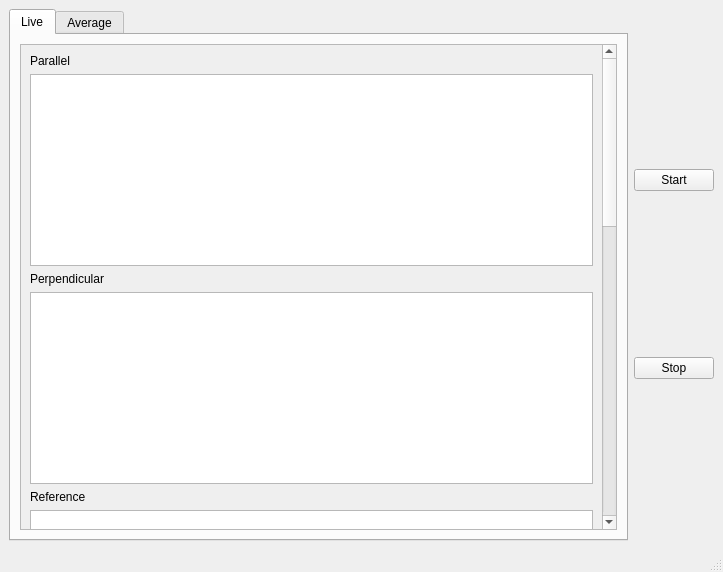
The window that ns_app.ui (zmitchell/ns_trcd) describes before a commit, drawn with Qt 5.
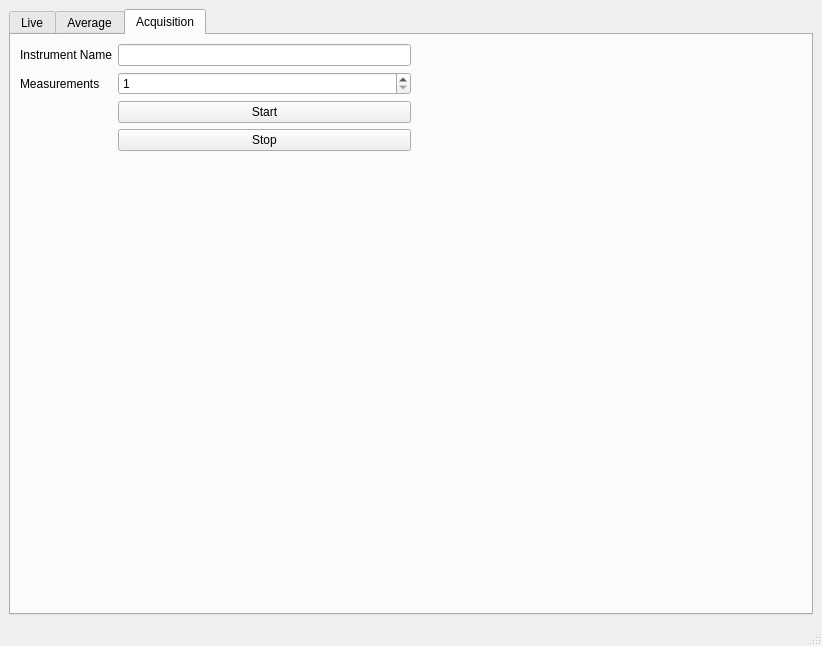
The same window after the commit. The open tabs and pages were chosen to show the change. Custom widgets are drawn as their Qt base class.

```diff
--- a/ns_app.ui
+++ b/ns_app.ui
@@ -6,8 +6,8 @@
    <rect>
     <x>0</x>
     <y>0</y>
-    <width>723</width>
-    <height>572</height>
+    <width>822</width>
+    <height>646</height>
    </rect>
   </property>
   <property name="windowTitle">
@@ -37,8 +37,8 @@
               <rect>
                <x>0</x>
                <y>0</y>
-               <width>577</width>
-               <height>1316</height>
+               <width>751</width>
+               <height>2264</height>
               </rect>
              </property>
              <layout class="QVBoxLayout" name="verticalLayout_7">
@@ -60,11 +60,17 @@
                 <item>
                  <widget class="PlotWidget" name="live_par_graph">
                   <property name="sizePolicy">
-                   <sizepolicy hsizetype="Expanding" vsizetype="Fixed">
+                   <sizepolicy hsizetype="Expanding" vsizetype="Preferred">
                     <horstretch>0</horstretch>
                     <verstretch>0</verstretch>
                    </sizepolicy>
                   </property>
+                  <property name="minimumSize">
+                   <size>
+                    <width>0</width>
+                    <height>350</height>
+                   </size>
+                  </property>
                  </widget>
                 </item>
                 <item>
@@ -77,11 +83,17 @@
                 <item>
                  <widget class="PlotWidget" name="live_perp_graph">
                   <property name="sizePolicy">
-                   <sizepolicy hsizetype="Expanding" vsizetype="Fixed">
+                   <sizepolicy hsizetype="Expanding" vsizetype="Preferred">
                     <horstretch>0</horstretch>
                     <verstretch>0</verstretch>
                    </sizepolicy>
                   </property>
+                  <property name="minimumSize">
+                   <size>
+                    <width>0</width>
+                    <height>350</height>
+                   </size>
+                  </property>
                  </widget>
                 </item>
                 <item>
@@ -94,11 +106,17 @@
                 <item>
                  <widget class="PlotWidget" name="live_ref_graph">
                   <property name="sizePolicy">
-                   <sizepolicy hsizetype="Expanding" vsizetype="Fixed">
+                   <sizepolicy hsizetype="Expanding" vsizetype="Preferred">
                     <horstretch>0</horstretch>
                     <verstretch>0</verstretch>
                    </sizepolicy>
                   </property>
+                  <property name="minimumSize">
+                   <size>
+                    <width>0</width>
+                    <height>350</height>
+                   </size>
+                  </property>
                  </widget>
                 </item>
                 <item>
@@ -220,25 +238,95 @@
           </item>
          </layout>
         </widget>
+        <widget class="QWidget" name="acq_tab">
+         <attribute name="title">
+          <string>Acquisition</string>
+         </attribute>
+         <layout class="QVBoxLayout" name="verticalLayout_9">
+          <item>
+           <layout class="QHBoxLayout" name="horizontalLayout_2">
+            <item>
+             <layout class="QGridLayout" name="gridLayout">
+              <item row="2" column="1">
+               <widget class="QPushButton" name="start_btn">
+                <property name="text">
+                 <string>Start</string>
+                </property>
+               </widget>
+              </item>
+              <item row="0" column="1">
+               <widget class="QLineEdit" name="instr_name"/>
+              </item>
+              <item row="3" column="1">
+               <widget class="QPushButton" name="stop_btn">
+                <property name="text">
+                 <string>Stop</string>
+                </property>
+                <property name="flat">
+                 <bool>false</bool>
+                </property>
+               </widget>
+              </item>
+              <item row="0" column="0">
+               <widget class="QLabel" name="instr_name_label">
+                <property name="text">
+                 <string>Instrument Name</string>
+                </property>
+               </widget>
+              </item>
+              <item row="1" column="0">
+               <widget class="QLabel" name="measurements_label">
+                <property name="text">
+                 <string>Measurements</string>
+                </property>
+               </widget>
+              </item>
+              <item row="1" column="1">
+               <widget class="QSpinBox" name="measurements">
+                <property name="minimum">
+                 <number>1</number>
+                </property>
+                <property name="maximum">
+                 <number>1000000</number>
+                </property>
+               </widget>
+              </item>
+             </layout>
+            </item>
+            <item>
+             <spacer name="horizontalSpacer">
+              <property name="orientation">
+               <enum>Qt::Horizontal</enum>
+              </property>
+              <property name="sizeHint" stdset="0">
+               <size>
+                <width>200</width>
+                <height>20</height>
+               </size>
+              </property>
+             </spacer>
+            </item>
+           </layout>
+          </item>
+          <item>
+           <spacer name="verticalSpacer">
+            <property name="orientation">
+             <enum>Qt::Vertical</enum>
+            </property>
+            <property name="sizeHint" stdset="0">
+             <size>
+              <width>20</width>
+              <height>40</height>
+             </size>
+            </property>
+           </spacer>
+          </item>
+         </layout>
+        </widget>
        </widget>
       </item>
       <item>
-       <layout class="QVBoxLayout" name="verticalLayout_5">
-        <item>
-         <widget class="QPushButton" name="start_btn">
-          <property name="text">
-           <string>Start</string>
-          </property>
-         </widget>
-        </item>
-        <item>
-         <widget class="QPushButton" name="stop_btn">
-          <property name="text">
-           <string>Stop</string>
-          </property>
-         </widget>
-        </item>
-       </layout>
+       <layout class="QVBoxLayout" name="verticalLayout_5"/>
       </item>
      </layout>
     </item>
```
Left out of the diff: 87 changed lines with no effect on the pictures.
